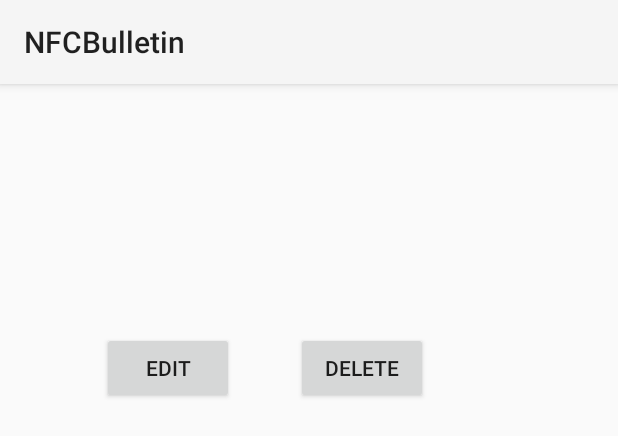
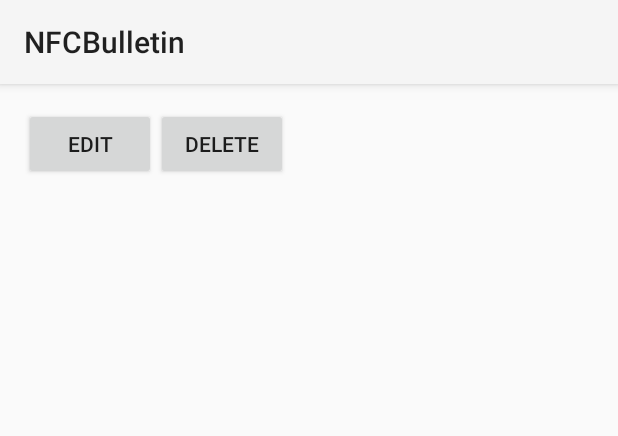
Before and after one commit to mitchtehfrog/NFCapp, an Android app: the layout activity_edit_or_delete.xml on its own in the app's theme, with its tools: preview values and no code run, on a phone screen of 412 x 824 dp. Shown: the top 436 px of the screen. Run offline under Robolectric (Android 15) with nearby library versions, the phone set to English and light mode, and no system bars.

Commit message:
current turn-in version

```diff
--- a/app/src/main/java/edu/elon/cs/nfcbulletin/ScanNFCActivity.java
+++ b/app/src/main/java/edu/elon/cs/nfcbulletin/ScanNFCActivity.java
@@ -92,7 +92,7 @@ public class ScanNFCActivity extends Activity {
             }
             if(parcelables != null && parcelables.length > 0 && !messages.get(0).equals("")) {
                 //FIXME  && !messages.get(0).equals("") after the above statement is causing problems
-                Toast.makeText(this, "found some notes!", Toast.LENGTH_SHORT).show();
+                Toast.makeText(this, "Found some notes!", Toast.LENGTH_SHORT).show();
 
                 Intent newIntent = new Intent(this, ViewTagContentActivity.class);
                 newIntent.putStringArrayListExtra("messages", messages);
--- a/app/src/main/res/layout/activity_edit_or_delete.xml
+++ b/app/src/main/res/layout/activity_edit_or_delete.xml
@@ -13,10 +13,9 @@
         android:text="Edit"
         android:id="@+id/editbutton"
         android:onClick="onEditClick"
-        android:layout_marginTop="149dp"
         android:layout_alignParentTop="true"
         android:layout_alignParentStart="true"
-        android:layout_marginStart="52dp" />
+        android:gravity="center"/>
 
     <Button
         android:layout_width="wrap_content"
@@ -26,6 +25,6 @@
         android:onClick="onDeleteClick"
         android:layout_alignTop="@+id/editbutton"
         android:layout_toEndOf="@+id/editbutton"
-        android:layout_marginStart="41dp" />
+        android:gravity="center"/>
 
 </RelativeLayout>
```
